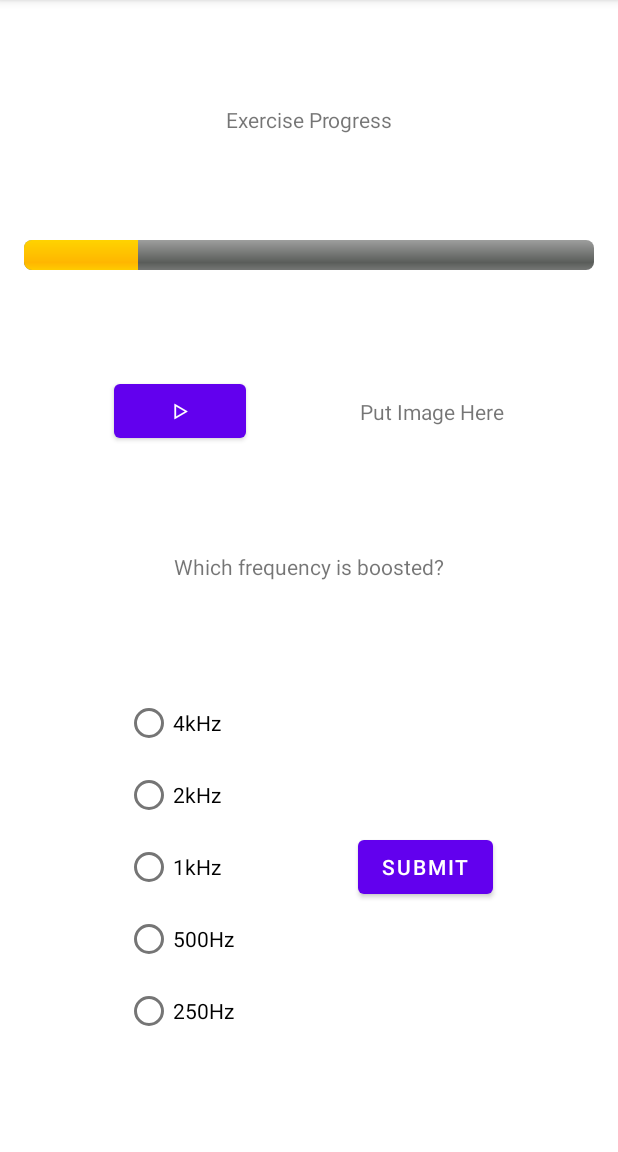
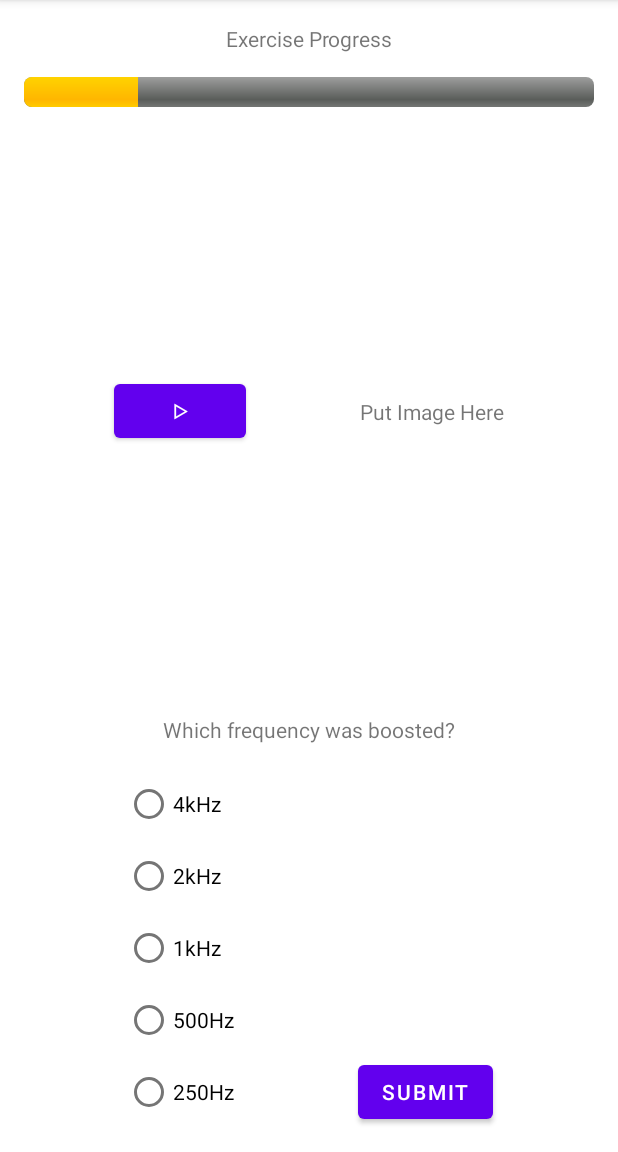
Before and after one commit to morganarielle/Earful, an Android app: the TestAudioActivity screen opened directly, with no data from a screen before it, on a phone screen of 412 x 824 dp, the part 84-1236 px from its top. Run offline under Robolectric (Android 15) with nearby library versions, the phone set to English and light mode, and no system bars.

Commit message:
mixing mode layout changes

```diff
--- a/app/src/main/res/layout/activity_test_audio.xml
+++ b/app/src/main/res/layout/activity_test_audio.xml
@@ -10,23 +10,23 @@
         android:id="@+id/exercise_progress_textview"
         android:layout_width="wrap_content"
         android:layout_height="wrap_content"
+        android:layout_marginVertical="16dp"
         android:text="Exercise Progress"
         app:layout_constraintLeft_toLeftOf="parent"
         app:layout_constraintRight_toRightOf="parent"
-        app:layout_constraintTop_toTopOf="parent"
-        app:layout_constraintBottom_toTopOf="@id/progress_bar" />
+        app:layout_constraintTop_toTopOf="parent" />
 
     <ProgressBar
         android:id="@+id/progress_bar"
         android:layout_width="match_parent"
         android:layout_height="wrap_content"
-        android:paddingHorizontal="16dp"
+        android:layout_marginHorizontal="16dp"
+        android:layout_marginVertical="16dp"
         style="@android:style/Widget.ProgressBar.Horizontal"
         android:progress="20"
         app:layout_constraintLeft_toLeftOf="parent"
         app:layout_constraintRight_toRightOf="parent"
-        app:layout_constraintTop_toBottomOf="@id/exercise_progress_textview"
-        app:layout_constraintBottom_toTopOf="@id/play_button" />
+        app:layout_constraintTop_toBottomOf="@id/exercise_progress_textview" />
 
     <Button
         android:id="@+id/play_button"
@@ -52,20 +52,20 @@
         android:id="@+id/which_freq_textview"
         android:layout_width="wrap_content"
         android:layout_height="wrap_content"
-        android:text="Which frequency is boosted?"
+        android:layout_marginVertical="16dp"
+        android:text="Which frequency was boosted?"
         app:layout_constraintBottom_toTopOf="@id/radio_group"
         app:layout_constraintLeft_toLeftOf="parent"
-        app:layout_constraintRight_toRightOf="parent"
-        app:layout_constraintTop_toBottomOf="@id/play_button" />
+        app:layout_constraintRight_toRightOf="parent" />
 
     <RadioGroup
         android:id="@+id/radio_group"
         android:layout_width="wrap_content"
         android:layout_height="wrap_content"
         android:orientation="vertical"
+        android:layout_marginVertical="16dp"
         app:layout_constraintLeft_toLeftOf="parent"
         app:layout_constraintRight_toLeftOf="@id/submit_button"
-        app:layout_constraintTop_toBottomOf="@id/which_freq_textview"
         app:layout_constraintBottom_toBottomOf="parent">
         <RadioButton android:id="@+id/button_4kHz"
             android:layout_width="wrap_content"
@@ -93,10 +93,10 @@
         android:id="@+id/submit_button"
         android:layout_width="wrap_content"
         android:layout_height="wrap_content"
+        android:layout_marginVertical="16dp"
         android:text="Submit"
         app:layout_constraintLeft_toRightOf="@id/radio_group"
         app:layout_constraintRight_toRightOf="parent"
-        app:layout_constraintTop_toBottomOf="@id/which_freq_textview"
         app:layout_constraintBottom_toBottomOf="parent" />
 
 </androidx.constraintlayout.widget.ConstraintLayout>
```
